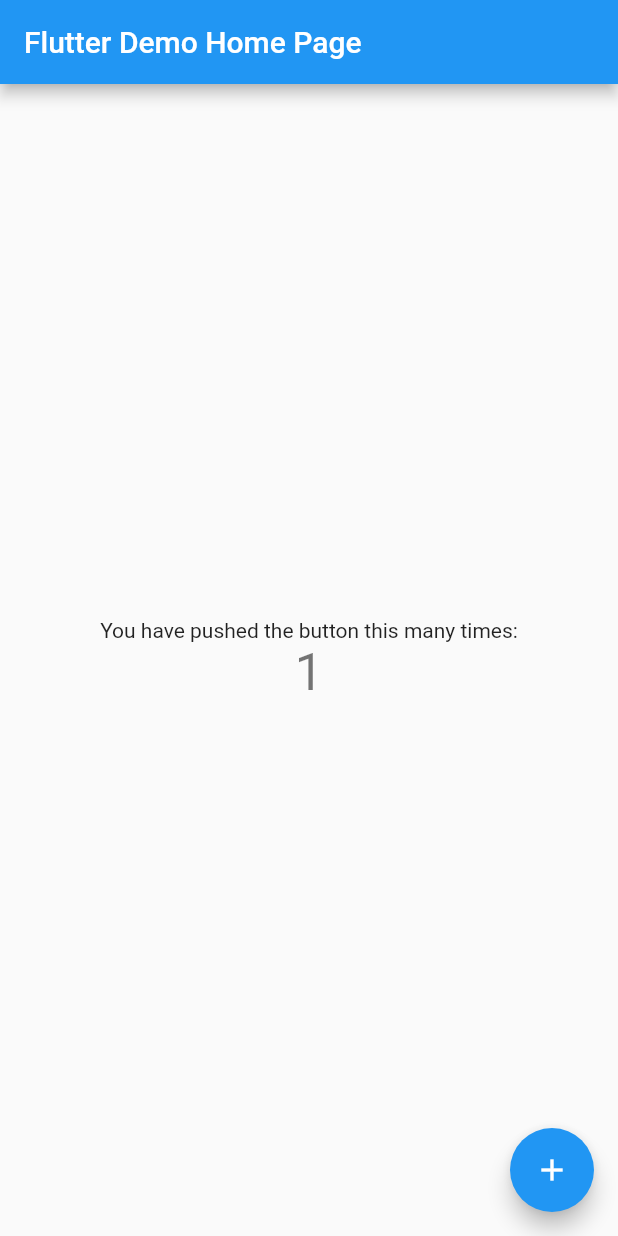
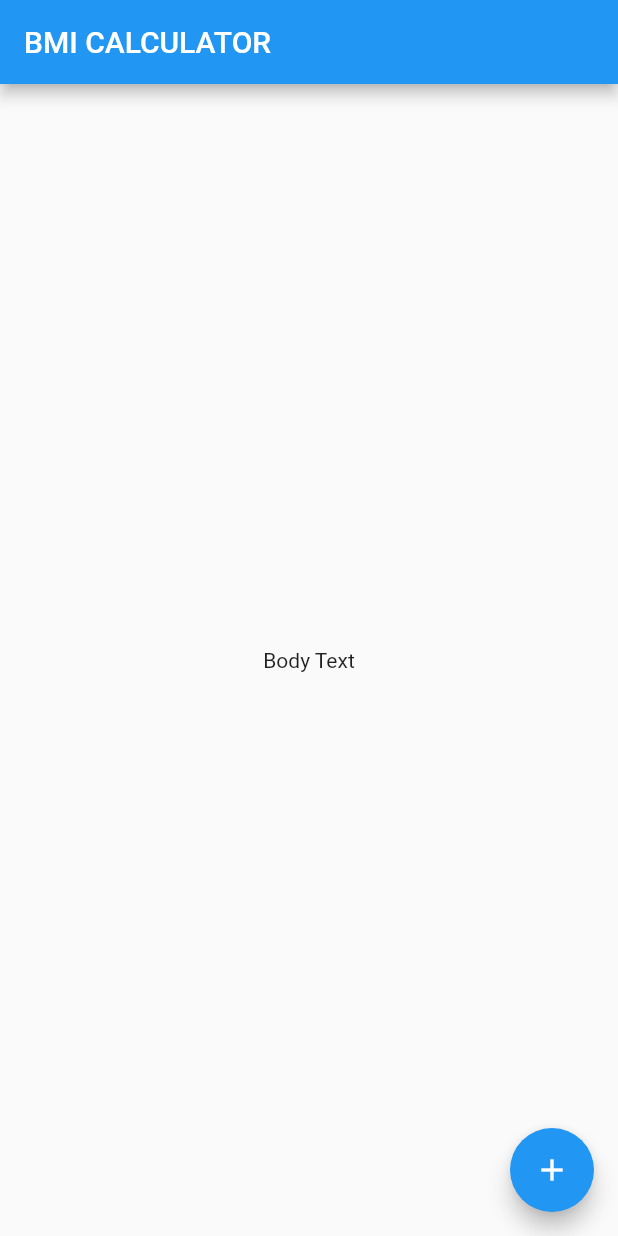
Before and after one commit to julianoventola/bmi, a Flutter app: the screen it shows after launch, after a tap on the "add" icon, on a phone screen of 412 x 824 dp. Run offline on Flutter 3.47's test engine with Material 2 defaults, Android fonts, the light colour scheme and no system bars.

Commit message:
refactory: start main file changes

```diff
--- a/lib/main.dart
+++ b/lib/main.dart
@@ -1,113 +1,35 @@
 import 'package:flutter/material.dart';
 
-void main() {
-  runApp(MyApp());
-}
+void main() => runApp(BMICalculator());
 
-class MyApp extends StatelessWidget {
-  // This widget is the root of your application.
+class BMICalculator extends StatelessWidget {
   @override
   Widget build(BuildContext context) {
     return MaterialApp(
-      title: 'Flutter Demo',
-      theme: ThemeData(
-        // This is the theme of your application.
-        //
-        // Try running your application with "flutter run". You'll see the
-        // application has a blue toolbar. Then, without quitting the app, try
-        // changing the primarySwatch below to Colors.green and then invoke
-        // "hot reload" (press "r" in the console where you ran "flutter run",
-        // or simply save your changes to "hot reload" in a Flutter IDE).
-        // Notice that the counter didn't reset back to zero; the application
-        // is not restarted.
-        primarySwatch: Colors.blue,
-      ),
-      home: MyHomePage(title: 'Flutter Demo Home Page'),
+      home: InputPage(),
     );
   }
 }
 
-class MyHomePage extends StatefulWidget {
-  MyHomePage({Key? key, required this.title}) : super(key: key);
-
-  // This widget is the home page of your application. It is stateful, meaning
-  // that it has a State object (defined below) that contains fields that affect
-  // how it looks.
-
-  // This class is the configuration for the state. It holds the values (in this
-  // case the title) provided by the parent (in this case the App widget) and
-  // used by the build method of the State. Fields in a Widget subclass are
-  // always marked "final".
-
-  final String title;
-
+class InputPage extends StatefulWidget {
   @override
-  _MyHomePageState createState() => _MyHomePageState();
+  _InputPageState createState() => _InputPageState();
 }
 
-class _MyHomePageState extends State<MyHomePage> {
-  int _counter = 0;
-
-  void _incrementCounter() {
-    setState(() {
-      // This call to setState tells the Flutter framework that something has
-      // changed in this State, which causes it to rerun the build method below
-      // so that the display can reflect the updated values. If we changed
-      // _counter without calling setState(), then the build method would not be
-      // called again, and so nothing would appear to happen.
-      _counter++;
-    });
-  }
-
+class _InputPageState extends State<InputPage> {
   @override
   Widget build(BuildContext context) {
-    // This method is rerun every time setState is called, for instance as done
-    // by the _incrementCounter method above.
-    //
-    // The Flutter framework has been optimized to make rerunning build methods
-    // fast, so that you can just rebuild anything that needs updating rather
-    // than having to individually change instances of widgets.
     return Scaffold(
       appBar: AppBar(
-        // Here we take the value from the MyHomePage object that was created by
-        // the App.build method, and use it to set our appbar title.
-        title: Text(widget.title),
+        title: Text('BMI CALCULATOR'),
       ),
       body: Center(
-        // Center is a layout widget. It takes a single child and positions it
-        // in the middle of the parent.
-        child: Column(
-          // Column is also a layout widget. It takes a list of children and
-          // arranges them vertically. By default, it sizes itself to fit its
-          // children horizontally, and tries to be as tall as its parent.
-          //
-          // Invoke "debug painting" (press "p" in the console, choose the
-          // "Toggle Debug Paint" action from the Flutter Inspector in Android
-          // Studio, or the "Toggle Debug Paint" command in Visual Studio Code)
-          // to see the wireframe for each widget.
-          //
-          // Column has various properties to control how it sizes itself and
-          // how it positions its children. Here we use mainAxisAlignment to
-          // center the children vertically; the main axis here is the vertical
-          // axis because Columns are vertical (the cross axis would be
-          // horizontal).
-          mainAxisAlignment: MainAxisAlignment.center,
-          children: <Widget>[
-            Text(
-              'You have pushed the button this many times:',
-            ),
-            Text(
-              '$_counter',
-              style: Theme.of(context).textTheme.headline4,
-            ),
-          ],
-        ),
+        child: Text('Body Text'),
       ),
       floatingActionButton: FloatingActionButton(
-        onPressed: _incrementCounter,
-        tooltip: 'Increment',
+        onPressed: () {},
         child: Icon(Icons.add),
-      ), // This trailing comma makes auto-formatting nicer for build methods.
+      ),
     );
   }
 }
```
Also changed, not shown: 1 other file.
